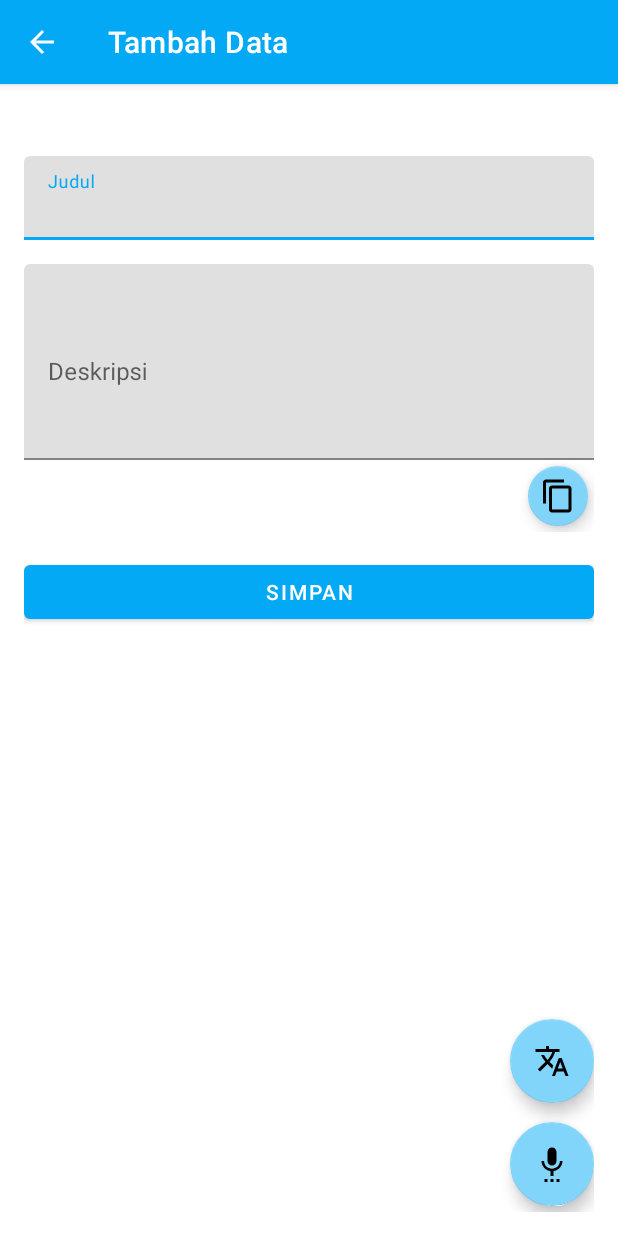
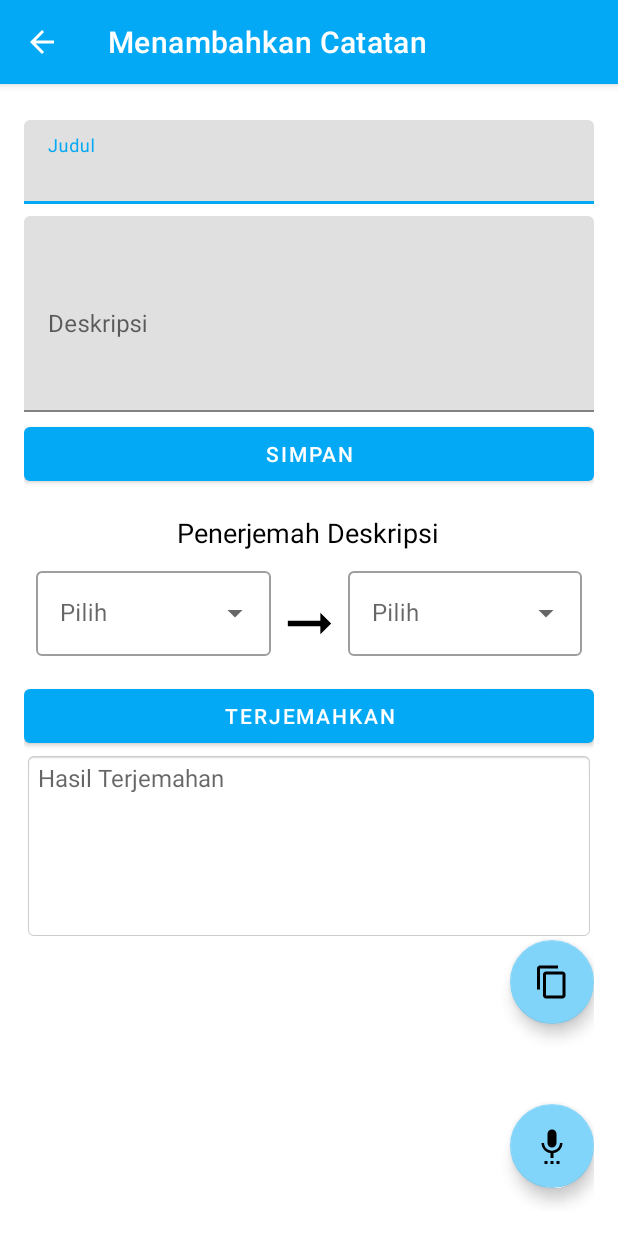
Before and after one commit to NoisyBoy29/NotesApp, an Android app: the CRUDNoteActivity screen opened directly, with no data from a screen before it, on a phone screen of 412 x 824 dp. Run offline under Robolectric (Android 15) with nearby library versions, the light colour scheme and no system bars; libraries missing offline, so code that uses them is left out: com.google.mlkit.common, com.google.mlkit.nl.

Commit message:
perubahan tampilan CRUDNoteActivity , merge fitur Translate di bagian bawah CRUDNoteActivity

```diff
--- a/app/src/main/java/com/naufal/notesapp/CRUDNoteActivity.kt
+++ b/app/src/main/java/com/naufal/notesapp/CRUDNoteActivity.kt
@@ -7,7 +7,6 @@ import android.content.ClipboardManager
 import android.content.ContentValues
 import android.content.Context
 import android.content.Intent
-import androidx.appcompat.app.AppCompatActivity
 import android.os.Bundle
 import android.speech.RecognizerIntent
 import android.speech.SpeechRecognizer
@@ -15,8 +14,14 @@ import android.text.Editable
 import android.view.Menu
 import android.view.MenuItem
 import android.view.View
+import android.widget.ArrayAdapter
 import android.widget.EditText
 import android.widget.Toast
+import androidx.appcompat.app.AppCompatActivity
+import com.google.mlkit.common.model.DownloadConditions
+import com.google.mlkit.nl.translate.TranslateLanguage
+import com.google.mlkit.nl.translate.Translation
+import com.google.mlkit.nl.translate.TranslatorOptions
 import com.naufal.notesapp.databinding.ActivityCrudnoteBinding
 import com.naufal.notesapp.db.DatabaseConfig
 import com.naufal.notesapp.db.DatabaseConfig.NoteColumns.Companion.DATE
@@ -31,9 +36,9 @@ class CRUDNoteActivity : AppCompatActivity(), View.OnClickListener {
     private var note: Note? = null
     private var position: Int = 0
     private lateinit var noteHelper: NoteHelper
-
     private lateinit var binding: ActivityCrudnoteBinding
-
+    private var items = arrayOf("English", "Indonesia")
+    private var conditions = DownloadConditions.Builder().requireWifi().build()
     private val speechRec = 102
 
     companion object {
@@ -62,13 +67,13 @@ class CRUDNoteActivity : AppCompatActivity(), View.OnClickListener {
         }
         val actionBarTitle: String
         if (isEdit) {
-            actionBarTitle = "Ubah Data"
+            actionBarTitle = "Detail Catatan"
             note?.let {
                 binding.edtTitle.setText(it.title)
                 binding.edtDescription.setText(it.description)
             }
         } else {
-            actionBarTitle = "Tambah Data"
+            actionBarTitle = "Menambahkan Catatan"
         }
         supportActionBar?.title = actionBarTitle
         supportActionBar?.setDisplayHomeAsUpEnabled(true)
@@ -76,11 +81,40 @@ class CRUDNoteActivity : AppCompatActivity(), View.OnClickListener {
         binding.voiceSpeechButton.setOnClickListener {
             speechInput()
         }
-        binding.copyDescButton.setOnClickListener {
-            copyDescToClipboard()
+        binding.copyTranslateButton.setOnClickListener {
+            copyTranslateToClipboard()
         }
-        binding.translateButton.setOnClickListener {
-            intentToTranslate()
+//        binding.translateButton.setOnClickListener {
+//            intentToTranslate()
+//        }
+
+        val itemsAdapter: ArrayAdapter<String> = ArrayAdapter(
+            this, android.R.layout.simple_dropdown_item_1line, items
+        )
+
+        binding.languageFrom.setAdapter(itemsAdapter)
+
+        binding.languageTo.setAdapter(itemsAdapter)
+
+        binding.translate.setOnClickListener {
+            val options = TranslatorOptions.Builder().setSourceLanguage(selectFrom())
+                .setTargetLanguage(selectTo()).build()
+
+            val translator = Translation.getClient(options)
+
+            // Mendownload model terjemahan jika diperlukan
+            translator.downloadModelIfNeeded(conditions).addOnSuccessListener {
+
+                // Melakukan terjemahan
+                translator.translate(binding.edtDescription.text.toString())
+                    .addOnSuccessListener { translatedText ->
+                        binding.translateOutput.text = translatedText
+                    }.addOnFailureListener { exception ->
+                        Toast.makeText(this, exception.message, Toast.LENGTH_SHORT).show()
+                    }
+            }.addOnFailureListener { exception ->
+                Toast.makeText(this, exception.message, Toast.LENGTH_SHORT).show()
+            }
         }
 
     }
@@ -228,17 +262,37 @@ class CRUDNoteActivity : AppCompatActivity(), View.OnClickListener {
     }
 
     // Menyalin isi deskripsi ke clipboard
-    private fun copyDescToClipboard() {
+    private fun copyTranslateToClipboard() {
         val clipboardManager = getSystemService(Context.CLIPBOARD_SERVICE) as ClipboardManager
-        val copyDescNote = findViewById<EditText>(R.id.edtDescription).text.toString()
+        val copyDescNote = findViewById<EditText>(R.id.translate_output).text.toString()
         val clipDesc = ClipData.newPlainText("Salin Teks", copyDescNote)
         clipboardManager.setPrimaryClip(clipDesc)
         Toast.makeText(this, "Teks berhasil disalin ke clipboard", Toast.LENGTH_SHORT).show()
     }
 
+    // Memilih bahasa sumber terjemahan
+    private fun selectFrom(): String {
+        return when (binding.languageFrom.text.toString()) {
+            "Pilih Bahasa" -> TranslateLanguage.ENGLISH
+            "English" -> TranslateLanguage.ENGLISH
+            "Indonesia" -> TranslateLanguage.INDONESIAN
+            else -> TranslateLanguage.ENGLISH
+        }
+    }
+
+    // Memilih bahasa tujuan terjemahan
+    private fun selectTo(): String {
+        return when (binding.languageTo.text.toString()) {
+            "Pilih Bahasa" -> TranslateLanguage.ENGLISH
+            "English" -> TranslateLanguage.ENGLISH
+            "Indonesia" -> TranslateLanguage.INDONESIAN
+            else -> TranslateLanguage.INDONESIAN
+        }
+    }
+
     // Mengarahkan ke halaman TranslateActivity
-    private fun intentToTranslate() {
-        val intent = Intent(this, TranslateActivity::class.java)
-        startActivity(intent)
-    }
+//    private fun intentToTranslate() {
+//        val intent = Intent(this, TranslateActivity::class.java)
+//        startActivity(intent)
+//    }
 }
--- a/app/src/main/res/layout/activity_crudnote.xml
+++ b/app/src/main/res/layout/activity_crudnote.xml
@@ -11,7 +11,7 @@
         android:id="@+id/textInputLayout"
         android:layout_width="match_parent"
         android:layout_height="wrap_content"
-        android:layout_marginTop="32dp"
+        android:layout_marginTop="8dp"
         app:layout_constraintEnd_toEndOf="parent"
         app:layout_constraintStart_toStartOf="parent"
         app:layout_constraintTop_toTopOf="parent">
@@ -30,7 +30,7 @@
         android:id="@+id/textInputLayout2"
         android:layout_width="match_parent"
         android:layout_height="wrap_content"
-        android:layout_marginTop="16dp"
+        android:layout_marginTop="8dp"
         app:layout_constraintEnd_toEndOf="parent"
         app:layout_constraintStart_toStartOf="parent"
         app:layout_constraintTop_toBottomOf="@+id/textInputLayout">
@@ -42,16 +42,6 @@
             android:hint="@string/description"
             android:lines="5" />
 
-        <com.google.android.material.floatingactionbutton.FloatingActionButton
-            android:id="@+id/copyDescButton"
-            android:layout_width="wrap_content"
-            android:layout_height="wrap_content"
-            android:layout_gravity="end"
-            android:src="@drawable/ic_baseline_copy_24"
-            app:backgroundTint="#80D3F9"
-            app:fabSize="mini"
-            app:layout_constraintBottom_toBottomOf="@+id/edtDescription"
-            app:layout_constraintEnd_toEndOf="parent" />
     </com.google.android.material.textfield.TextInputLayout>
 
 
@@ -60,33 +50,122 @@
         style="@style/Widget.MaterialComponents.Button"
         android:layout_width="match_parent"
         android:layout_height="wrap_content"
-        android:layout_marginTop="16dp"
+        android:layout_marginTop="4dp"
         android:text="@string/simpan"
         app:layout_constraintEnd_toEndOf="parent"
         app:layout_constraintStart_toStartOf="parent"
         app:layout_constraintTop_toBottomOf="@+id/textInputLayout2" />
 
     <com.google.android.material.floatingactionbutton.FloatingActionButton
-        android:id="@+id/translateButton"
-        android:layout_width="wrap_content"
-        android:layout_height="wrap_content"
-        android:src="@drawable/ic_baseline_translate_24"
-        app:layout_constraintBottom_toTopOf="@+id/voiceSpeechButton"
-        app:layout_constraintEnd_toEndOf="parent"
-        app:layout_constraintHorizontal_bias="1.0"
-        app:layout_constraintStart_toStartOf="parent"
-        app:layout_constraintTop_toBottomOf="@+id/btn_simpan"
-        app:layout_constraintVertical_bias="0.954" />
-
-    <com.google.android.material.floatingactionbutton.FloatingActionButton
         android:id="@+id/voiceSpeechButton"
         android:layout_width="wrap_content"
         android:layout_height="wrap_content"
-        android:layout_marginBottom="4dp"
+        android:layout_marginBottom="16dp"
         android:src="@drawable/ic_baseline_voice_24"
         app:layout_constraintBottom_toBottomOf="parent"
-        app:layout_constraintEnd_toEndOf="@+id/translateButton"
+        app:layout_constraintEnd_toEndOf="parent"
         app:layout_constraintHorizontal_bias="1.0"
         app:layout_constraintStart_toStartOf="parent" />
 
+    <TextView
+        android:id="@+id/translate_label"
+        android:layout_width="wrap_content"
+        android:layout_height="wrap_content"
+        android:layout_marginTop="16dp"
+        android:text="@string/translate_label"
+        android:textSize="18sp"
+        app:layout_constraintEnd_toEndOf="parent"
+        app:layout_constraintHorizontal_bias="0.497"
+        app:layout_constraintStart_toStartOf="parent"
+        app:layout_constraintTop_toBottomOf="@+id/btn_simpan" />
+
+    <com.google.android.material.textfield.TextInputLayout
+        android:id="@+id/language_from_layout"
+        style="@style/Widget.MaterialComponents.TextInputLayout.OutlinedBox.ExposedDropdownMenu"
+        android:layout_width="0dp"
+        android:layout_height="wrap_content"
+        android:layout_marginStart="8dp"
+        android:layout_marginTop="8dp"
+        android:layout_marginEnd="4dp"
+        android:hint="@string/from"
+        app:layout_constraintEnd_toStartOf="@id/arrow_image_view"
+        app:layout_constraintStart_toStartOf="parent"
+        app:layout_constraintTop_toBottomOf="@+id/translate_label">
+
+        <AutoCompleteTextView
+            android:id="@+id/language_from"
+            android:layout_width="match_parent"
+            android:layout_height="wrap_content" />
+
+    </com.google.android.material.textfield.TextInputLayout>
+
+    <ImageView
+        android:id="@+id/arrow_image_view"
+        android:layout_width="43dp"
+        android:layout_height="43dp"
+        android:layout_marginTop="32dp"
+        android:layout_marginBottom="16dp"
+        android:src="@drawable/ic_baseline_arrow_right_24"
+        app:layout_constraintBottom_toTopOf="@+id/translate"
+        app:layout_constraintEnd_toStartOf="@id/language_to_layout"
+        app:layout_constraintStart_toEndOf="@id/language_from_layout"
+        app:layout_constraintVertical_bias="0.0" />
+
+    <com.google.android.material.textfield.TextInputLayout
+        android:id="@+id/language_to_layout"
+        style="@style/Widget.MaterialComponents.TextInputLayout.OutlinedBox.ExposedDropdownMenu"
+        android:layout_width="0dp"
+        android:layout_height="wrap_content"
+        android:layout_marginStart="4dp"
+        android:layout_marginTop="8dp"
+        android:layout_marginEnd="8dp"
+        android:hint="@string/to"
+        app:layout_constraintEnd_toEndOf="parent"
+        app:layout_constraintStart_toEndOf="@id/arrow_image_view"
+        app:layout_constraintTop_toBottomOf="@+id/translate_label">
+
+        <AutoCompleteTextView
+            android:id="@+id/language_to"
+            android:layout_width="match_parent"
+            android:layout_height="wrap_content" />
+
+    </com.google.android.material.textfield.TextInputLayout>
+
+    <Button
+        android:id="@+id/translate"
+        android:layout_width="match_parent"
+        android:layout_height="wrap_content"
+        android:layout_marginTop="16dp"
+        android:text="@string/translate"
+        app:layout_constraintEnd_toEndOf="parent"
+        app:layout_constraintStart_toStartOf="parent"
+        app:layout_constraintTop_toBottomOf="@+id/language_to_layout" />
+
+    <TextView
+        android:id="@+id/translate_output"
+        android:layout_width="0dp"
+        android:layout_height="125dp"
+        android:background="@android:drawable/editbox_background"
+        android:hint="@string/output_text"
+        android:textSize="16sp"
+        app:layout_constraintEnd_toEndOf="parent"
+        app:layout_constraintHorizontal_bias="0.483"
+        app:layout_constraintStart_toStartOf="parent"
+        app:layout_constraintTop_toBottomOf="@+id/translate" />
+
+    <com.google.android.material.floatingactionbutton.FloatingActionButton
+        android:id="@+id/copyTranslateButton"
+        android:layout_width="wrap_content"
+        android:layout_height="wrap_content"
+        android:layout_gravity="end"
+        android:src="@drawable/ic_baseline_copy_24"
+        app:backgroundTint="#80D3F9"
+        app:fabSize="normal"
+        app:layout_constraintBottom_toTopOf="@+id/voiceSpeechButton"
+        app:layout_constraintEnd_toEndOf="parent"
+        app:layout_constraintHorizontal_bias="1"
+        app:layout_constraintStart_toStartOf="parent"
+        app:layout_constraintTop_toBottomOf="@+id/translate_output"
+        app:layout_constraintVertical_bias="0.0" />
+
 </androidx.constraintlayout.widget.ConstraintLayout>
--- a/app/src/main/res/layout/activity_translate.xml
+++ b/app/src/main/res/layout/activity_translate.xml
@@ -34,7 +34,7 @@
             app:layout_constraintTop_toBottomOf="@id/input_label" />
 
         <TextView
-            android:id="@+id/output_label"
+            android:id="@+id/translate_label"
             android:layout_width="wrap_content"
             android:layout_height="wrap_content"
             android:layout_marginTop="32dp"
@@ -55,7 +55,7 @@
             android:textSize="16sp"
             app:layout_constraintEnd_toEndOf="parent"
             app:layout_constraintStart_toStartOf="parent"
-            app:layout_constraintTop_toBottomOf="@id/output_label" />
+            app:layout_constraintTop_toBottomOf="@id/translate_label" />
 
         <com.google.android.material.textfield.TextInputLayout
             android:id="@+id/language_from_layout"
--- a/app/src/main/res/values/strings.xml
+++ b/app/src/main/res/values/strings.xml
@@ -5,12 +5,15 @@
     <string name="simpan">Simpan</string>
     <string name="delete">Hapus</string>
     <string name="date">Tanggal</string>
+
     <string name="input">Masukkan Bahasa</string>
     <string name="input_text">Masukkan Teks</string>
     <string name="output">Keluaran Bahasa</string>
-    <string name="output_text">Teks Terjemahan</string>
-    <string name="from">Pilihan</string>
-    <string name="to">Pilihan</string>
+    <string name="output_text">Hasil Terjemahan</string>
+    <string name="translate_label">Penerjemah Deskripsi</string>
+
+    <string name="from">Pilih</string>
+    <string name="to">Pilih</string>
     <string name="translate">terjemahkan</string>
     <string name="ask">Cara penggunaan aplikasi</string>
     <string name="howTo">Cara Menggunakan Aplikasi</string>
@@ -20,4 +23,5 @@
         \n4. Anda dapat menggunakan fitur Voice to Text dengan menekan tombol mikrofon pada halaman tambah data. \n
         \n5. Anda dapat menggunakan fitur Menyalin Teks dengan menekan tombol salin pada sudut kanan di bawah teks deskripsi. \n
         \n6. Anda dapat menggunakan fitur penerjemah dengan menekan tombol terjemahan di sudut kanan bawah.</string>
+
 </resources>
```
